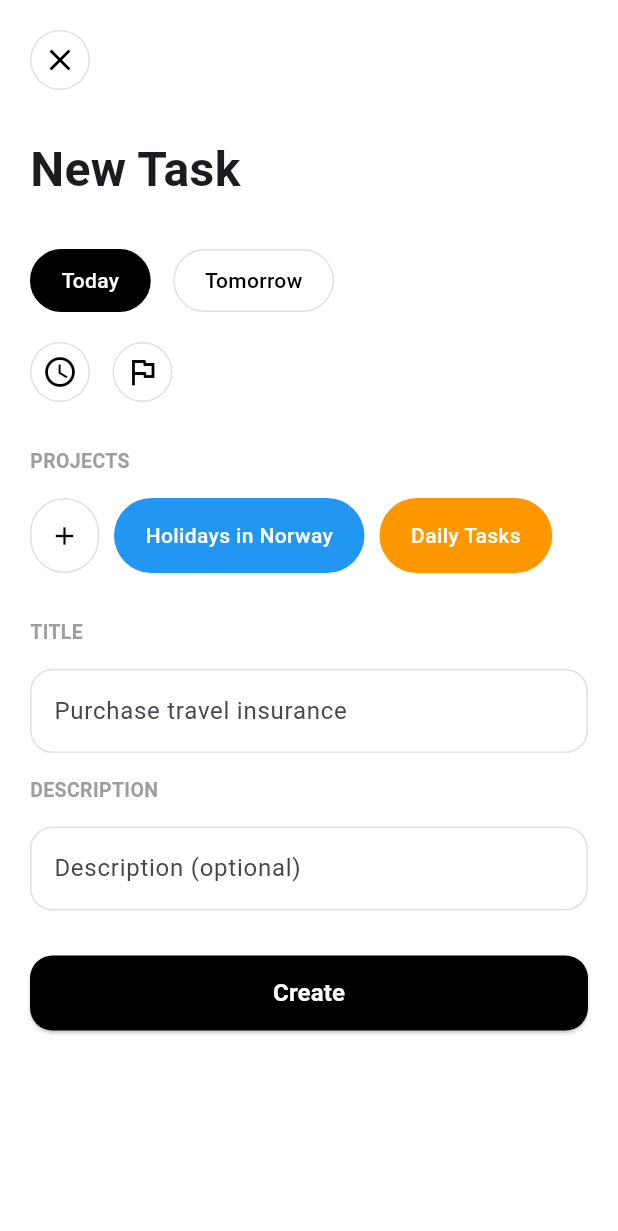
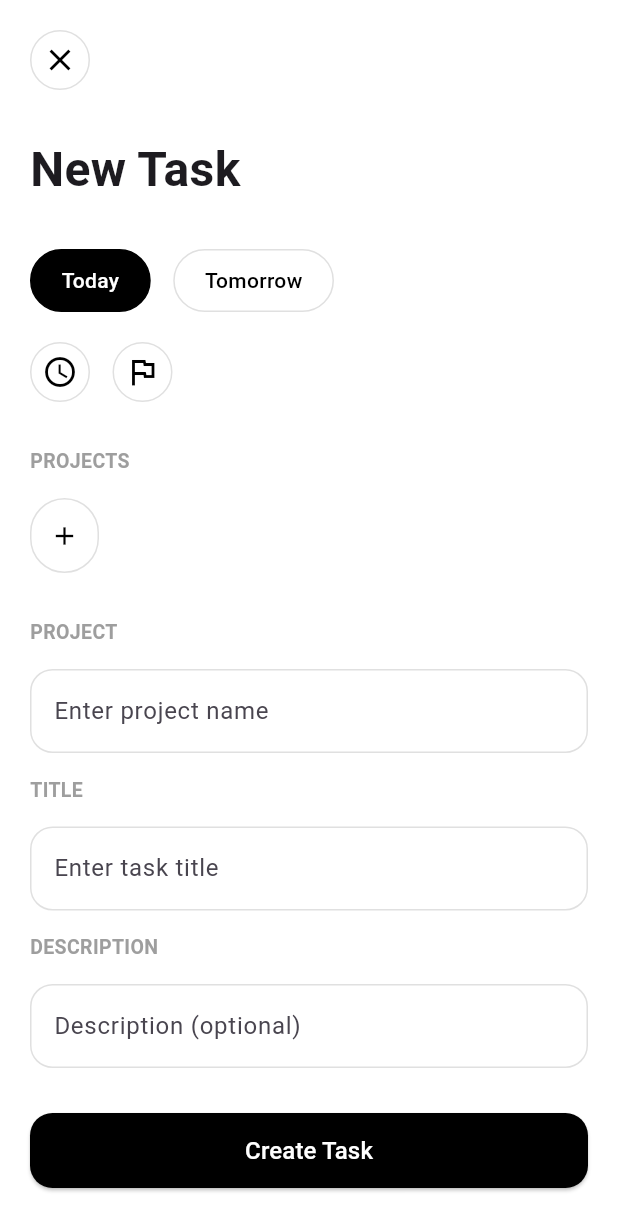
Before and after one commit to smilingmajid/flutodoapp, a Flutter app: the AddNewTaskScreen screen opened directly, after a tap on the "add" icon, on a phone screen of 412 x 824 dp. Shown: the top 1231 px of the screen. Run offline on Flutter 3.47's test engine with Material 3 defaults, Android fonts, the phone set to English and light mode, and no system bars; our stand-ins replace get, hive, hive_flutter; accounts and stored records are empty.

Commit message:
show project button

```diff
--- a/lib/controllers/project_controller.dart
+++ b/lib/controllers/project_controller.dart
@@ -55,6 +55,7 @@ class ProjectController extends GetxController {
       project.title = newTitle;
     }
     if (newColor != null) {
+      // ignore: deprecated_member_use
       project.colorValue = newColor.value;
     }
     await project.save();
--- a/lib/controllers/show_project_controller.dart
+++ b/lib/controllers/show_project_controller.dart
@@ -1,5 +1,10 @@
- import 'package:get/get.dart';
+import 'package:get/get.dart';
 
 class ShowProjectController extends GetxController {
+  RxBool showProject = false.obs;
 
+   changeShowProject() {
+    showProject.value = !showProject.value;
+
+  }
 }
--- a/lib/controllers/task_controller.dart
+++ b/lib/controllers/task_controller.dart
@@ -58,7 +58,9 @@ class TaskController extends GetxController {
     await task.save();
   }
 
+  @override
   void dispose() {
+    super.dispose();
     titleController.dispose();
     descriptionController.dispose();
   }
--- a/lib/views/add_new_screen.dart
+++ b/lib/views/add_new_screen.dart
@@ -1,7 +1,10 @@
-import 'package:flutodoapp/widgets/close_button_widget.dart';
 import 'package:flutter/material.dart';
+import 'package:get/get.dart';
 
+import '../controllers/show_project_controller.dart';
+import '../controllers/project_controller.dart';
 import '../models/project_model.dart';
+import '../widgets/close_button_widget.dart';
 
 class AddNewTaskScreen extends StatefulWidget {
   const AddNewTaskScreen({super.key});
@@ -11,21 +14,22 @@ class AddNewTaskScreen extends StatefulWidget {
 }
 
 class _AddNewTaskScreenState extends State<AddNewTaskScreen> {
-  String selectedProject = 'Holidays in Norway';
+  String selectedProject = '';
   bool isToday = true;
   final TextEditingController _titleController = TextEditingController();
   final TextEditingController _descriptionController = TextEditingController();
-
-  final List projects = [
-    Project(title: 'Holidays in Norway', color: Colors.blue),
-    Project(title: 'Daily Tasks', color: Colors.orange),
-  ];
+  final TextEditingController _addprojectController = TextEditingController();
+  final showprojectController = Get.find<ShowProjectController>();
+  final projectController = Get.find<ProjectController>();
 
   @override
   Widget build(BuildContext context) {
+    final projects = projectController.getAllProjects();
+
     return Scaffold(
       backgroundColor: Colors.white,
       body: SafeArea(
+        child: SingleChildScrollView(
           child: Padding(
             padding: const EdgeInsets.all(20.0),
             child: Column(
@@ -33,23 +37,39 @@ class _AddNewTaskScreenState extends State<AddNewTaskScreen> {
               children: [
                 closeButtonWidget(context),
                 const SizedBox(height: 30),
-              const Text('New Task', style: TextStyle(fontSize: 32, fontWeight: FontWeight.bold)),
+                const Text('New Task',
+                    style: TextStyle(fontSize: 32, fontWeight: FontWeight.bold)),
                 const SizedBox(height: 30),
                 _buildDateSelection(),
                 const SizedBox(height: 20),
                 _buildIconsRow(),
                 const SizedBox(height: 30),
-              const Text('PROJECTS', style: TextStyle(color: Colors.grey, fontSize: 13, fontWeight: FontWeight.w600)),
+                const Text('PROJECTS',
+                    style: TextStyle(
+                        color: Colors.grey,
+                        fontSize: 13,
+                        fontWeight: FontWeight.w600)),
                 const SizedBox(height: 15),
-              _buildProjectList(),
+                _buildProjectList(projects),
                 const SizedBox(height: 30),
-              _buildTextField('TITLE', 'Purchase travel insurance', _titleController),
+
+                Obx(
+                  () => showprojectController.showProject.value
+                      ? _buildTextField('PROJECT', 'Enter project name',
+                          _addprojectController)
+                      : const SizedBox(),
+                ),
                 const SizedBox(height: 15),
-              _buildTextField('DESCRIPTION', 'Description (optional)', _descriptionController),
+                _buildTextField(
+                    'TITLE', 'Enter task title', _titleController),
+                const SizedBox(height: 15),
+                _buildTextField('DESCRIPTION', 'Description (optional)',
+                    _descriptionController),
                 const SizedBox(height: 30),
                 _buildCreateButton(),
                 const SizedBox(height: 20),
               ],
+            ),
           ),
         ),
       ),
@@ -59,9 +79,11 @@ class _AddNewTaskScreenState extends State<AddNewTaskScreen> {
   Widget _buildDateSelection() {
     return Row(
       children: [
-        _buildDateButton('Today', isToday, () => setState(() => isToday = true)),
+        _buildDateButton(
+            'Today', isToday, () => setState(() => isToday = true)),
         const SizedBox(width: 15),
-        _buildDateButton('Tomorrow', !isToday, () => setState(() => isToday = false)),
+        _buildDateButton(
+            'Tomorrow', !isToday, () => setState(() => isToday = false)),
       ],
     );
   }
@@ -74,11 +96,14 @@ class _AddNewTaskScreenState extends State<AddNewTaskScreen> {
         decoration: BoxDecoration(
           color: isSelected ? Colors.black : Colors.white,
           borderRadius: BorderRadius.circular(25),
-          border: Border.all(color: isSelected ? Colors.black : Colors.grey[300]!),
+          border:
+              Border.all(color: isSelected ? Colors.black : Colors.grey[300]!),
         ),
         child: Text(
           label,
-          style: TextStyle(color: isSelected ? Colors.white : Colors.black, fontWeight: FontWeight.w500),
+          style: TextStyle(
+              color: isSelected ? Colors.white : Colors.black,
+              fontWeight: FontWeight.w500),
         ),
       ),
     );
@@ -106,7 +131,7 @@ class _AddNewTaskScreenState extends State<AddNewTaskScreen> {
     );
   }
 
-  Widget _buildProjectList() {
+  Widget _buildProjectList(List<Project> projects) {
     return SizedBox(
       height: 50,
       child: ListView.builder(
@@ -114,7 +139,12 @@ class _AddNewTaskScreenState extends State<AddNewTaskScreen> {
         itemCount: projects.length + 1,
         itemBuilder: (context, index) {
           if (index == 0) {
-            return _buildProjectChip(icon: Icons.add, label: '', isAdd: true);
+            return GestureDetector(
+                onTap: () {
+                  showprojectController.changeShowProject();
+                },
+                child:
+                    _buildProjectChip(icon: Icons.add, label: '', isAdd: true));
           }
           final project = projects[index - 1];
           return Padding(
@@ -123,6 +153,11 @@ class _AddNewTaskScreenState extends State<AddNewTaskScreen> {
               backgroundColor: project.color,
               label: project.title,
               isSelected: selectedProject == project.title,
+              onTap: () {
+                setState(() {
+                  selectedProject = project.title;
+                });
+              },
             ),
           );
         },
@@ -130,11 +165,55 @@ class _AddNewTaskScreenState extends State<AddNewTaskScreen> {
     );
   }
 
-  Widget _buildTextField(String title, String hint, TextEditingController controller) {
+  Widget _buildProjectChip({
+    IconData? icon,
+    required String label,
+    Color backgroundColor = Colors.white,
+    bool isSelected = false,
+    bool isAdd = false,
+    VoidCallback? onTap,
+  }) {
+    return GestureDetector(
+      onTap: onTap,
+      child: Container(
+        padding: EdgeInsets.symmetric(
+          horizontal: isAdd ? 12 : 20,
+          vertical: 10,
+        ),
+        decoration: BoxDecoration(
+          color: isAdd ? Colors.white : backgroundColor,
+          borderRadius: BorderRadius.circular(25),
+          border: Border.all(
+            color: isAdd ? Colors.grey[300]! : Colors.transparent,
+          ),
+        ),
+        child: Row(
+          mainAxisSize: MainAxisSize.min,
+          children: [
+            if (icon != null) Icon(icon, size: 20, color: Colors.black),
+            if (!isAdd) ...[
+              Text(
+                label,
+                style: const TextStyle(
+                  color: Colors.white,
+                  fontWeight: FontWeight.w500,
+                ),
+              ),
+            ],
+          ],
+        ),
+      ),
+    );
+  }
+
+  Widget _buildTextField(
+      String title, String hint, TextEditingController controller) {
     return Column(
       crossAxisAlignment: CrossAxisAlignment.start,
       children: [
-        Text(title, style: const TextStyle(color: Colors.grey, fontSize: 13, fontWeight: FontWeight.w600)),
+        Text(title,
+            style: const TextStyle(
+                color: Colors.grey, fontSize: 13, fontWeight: FontWeight.w600)),
         const SizedBox(height: 15),
         TextField(
           controller: controller,
@@ -159,39 +238,37 @@ class _AddNewTaskScreenState extends State<AddNewTaskScreen> {
       width: double.infinity,
       height: 50,
       child: ElevatedButton(
-        onPressed: () {
-          print(_titleController.text);
-          print(_descriptionController.text);
+        onPressed: () async {
+          if (showprojectController.showProject.value) {
+            if (_addprojectController.text.isNotEmpty) {
+              await projectController.addProject(
+                title: _addprojectController.text,
+              );
+              showprojectController.changeShowProject();
+              _addprojectController.clear();
+              setState(() {}); // برای به‌روزرسانی لیست پروژه‌ها
+            }
+          } else {
+            // اضافه کردن تسک جدید
+            if (_titleController.text.isNotEmpty && selectedProject.isNotEmpty) {
+              // اینجا کد اضافه کردن تسک را قرار دهید
+              Navigator.pop(context);
+            }
+          }
         },
         style: ElevatedButton.styleFrom(
           backgroundColor: Colors.black,
-          shape: RoundedRectangleBorder(borderRadius: BorderRadius.circular(15)),
+          shape: RoundedRectangleBorder(
+            borderRadius: BorderRadius.circular(15),
           ),
-        child: const Text('Create', style: TextStyle(color: Colors.white, fontSize: 16, fontWeight: FontWeight.w600)),
         ),
-    );
-  }
-
-  Widget _buildProjectChip({IconData? icon, required String label, Color backgroundColor = Colors.white, bool isSelected = false, bool isAdd = false}) {
-    return GestureDetector(
-      onTap: () {
-        if (!isAdd) {
-          setState(() => selectedProject = label);
-        }
-      },
-      child: Container(
-        padding: EdgeInsets.symmetric(horizontal: isAdd ? 12 : 20, vertical: 10),
-        decoration: BoxDecoration(
-          color: isAdd ? Colors.white : backgroundColor,
-          borderRadius: BorderRadius.circular(25),
-          border: Border.all(color: isAdd ? Colors.grey[300]! : Colors.transparent),
+        child: Text(
+          showprojectController.showProject.value ? 'Add Project' : 'Create Task',
+          style: const TextStyle(
+            color: Colors.white,
+            fontSize: 16,
+            fontWeight: FontWeight.w500,
           ),
-        child: Row(
-          mainAxisSize: MainAxisSize.min,
-          children: [
-            if (icon != null) Icon(icon, size: 20, color: Colors.black),
-            if (!isAdd) Text(label, style: const TextStyle(color: Colors.white, fontWeight: FontWeight.w500)),
-          ],
         ),
       ),
     );
```
Lines whose indentation alone changed are shown as unchanged.
